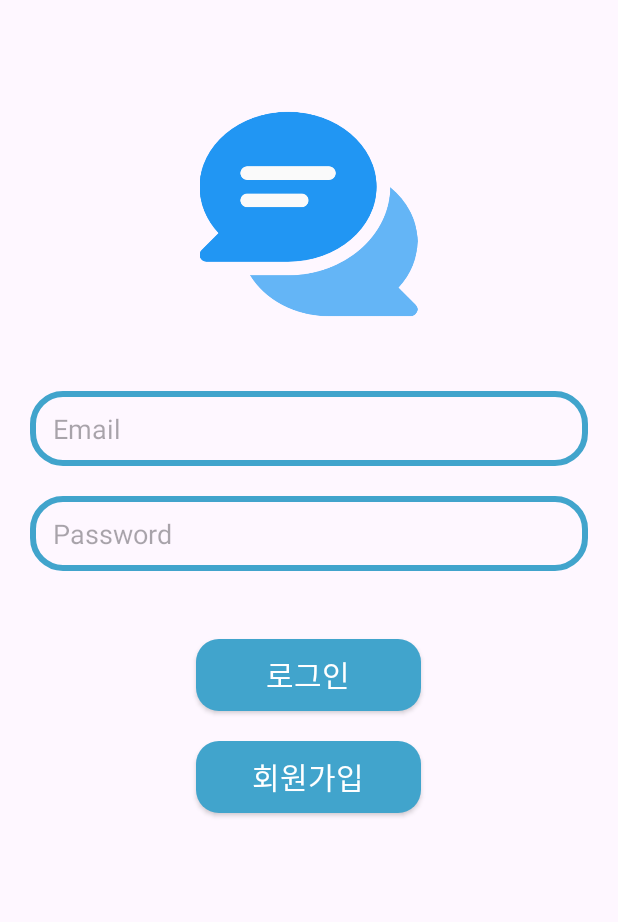
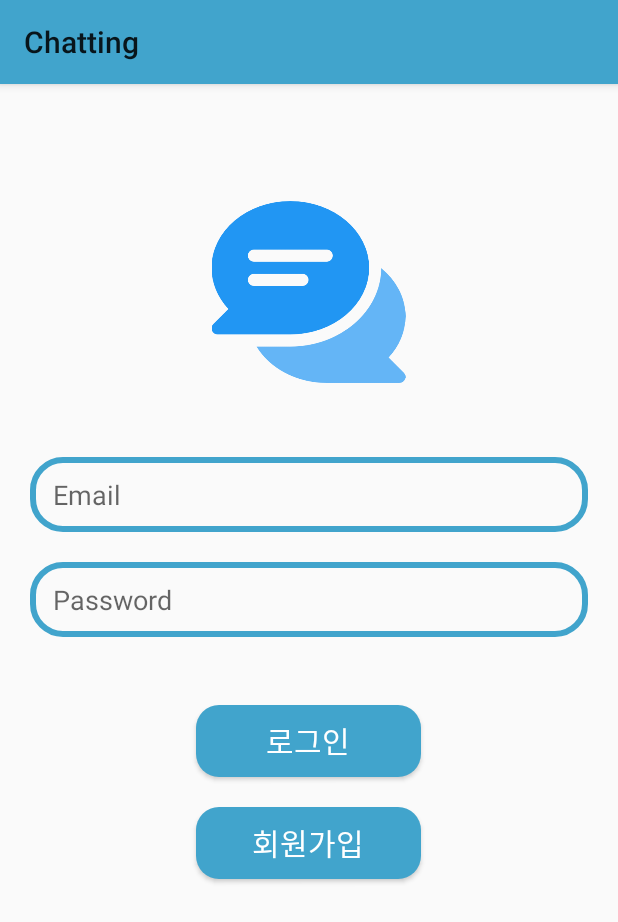
Before and after one commit to suki186/KotlinChatting, an Android app: the screen it shows after launch (LogInActivity), on a phone screen of 412 x 824 dp. Shown: the top 922 px of the screen. Run offline under Robolectric (Android 15) with nearby library versions, the phone set to English and light mode, and no system bars; our stand-ins replace Firebase (no records; nobody signed in at launch, a user with empty details on screens opened directly).

```diff
--- a/app/src/main/res/layout/activity_log_in.xml
+++ b/app/src/main/res/layout/activity_log_in.xml
@@ -11,11 +11,11 @@
     <ImageView
         android:id="@+id/logo_image"
 
-        android:layout_width="170dp"
-        android:layout_height="145dp"
+        android:layout_width="150dp"
+        android:layout_height="129dp"
 
         android:layout_centerHorizontal="true"
-        android:layout_marginTop="70dp"
+        android:layout_marginTop="130dp"
         android:src="@drawable/logo" />
 
 <!--    이메일-->
--- a/app/src/main/res/layout/activity_main.xml
+++ b/app/src/main/res/layout/activity_main.xml
@@ -7,8 +7,8 @@
     android:id="@+id/main"
     android:layout_width="match_parent"
     android:layout_height="match_parent"
+    android:gravity="center"
     android:orientation="vertical"
-    android:gravity="center"
     tools:context=".MainActivity">
 
     <androidx.recyclerview.widget.RecyclerView
--- a/app/src/main/res/layout/activity_sign_up.xml
+++ b/app/src/main/res/layout/activity_sign_up.xml
@@ -11,11 +11,11 @@
     <ImageView
         android:id="@+id/logo_image"
 
-        android:layout_width="170dp"
-        android:layout_height="145dp"
+        android:layout_width="150dp"
+        android:layout_height="129dp"
 
         android:layout_centerHorizontal="true"
-        android:layout_marginTop="70dp"
+        android:layout_marginTop="130dp"
         android:src="@drawable/logo" />
 
     <!--    닉네임-->
--- a/app/src/main/res/values-night/themes.xml
+++ b/app/src/main/res/values-night/themes.xml
@@ -1,6 +1,6 @@
 <resources xmlns:tools="http://schemas.android.com/tools">
     <!-- Base application theme. -->
-    <style name="Base.Theme.Chatting" parent="Theme.Material3.DayNight.NoActionBar">
+    <style name="Base.Theme.Chatting" parent="Theme.Material3.DayNight">
         <!-- Customize your dark theme here. -->
         <!-- <item name="colorPrimary">@color/my_dark_primary</item> -->
     </style>
--- a/app/src/main/res/values/themes.xml
+++ b/app/src/main/res/values/themes.xml
@@ -1,6 +1,10 @@
 <resources xmlns:tools="http://schemas.android.com/tools">
     <!-- Base application theme. -->
-    <style name="Base.Theme.Chatting" parent="Theme.Material3.DayNight.NoActionBar">
+    <style name="Base.Theme.Chatting" parent="Theme.AppCompat.Light">
+        <item name="colorPrimaryDark">@color/black</item>
+        <item name="colorPrimary">@color/skyblue</item>
+
+
         <!-- Customize your light theme here. -->
         <!-- <item name="colorPrimary">@color/my_light_primary</item> -->
     </style>
```
Also changed, not shown: app/src/main/java/com/suki/chatting/MainActivity.kt (+26 -0 lines), app/src/main/res/menu/menu.xml (added, +9 -0 lines).
